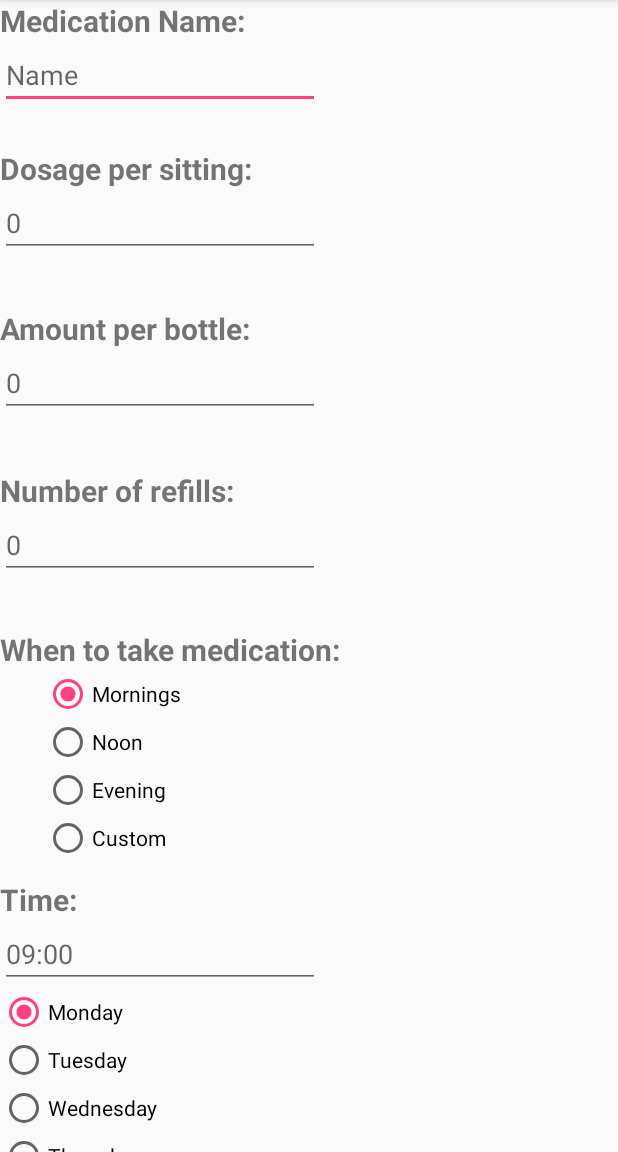
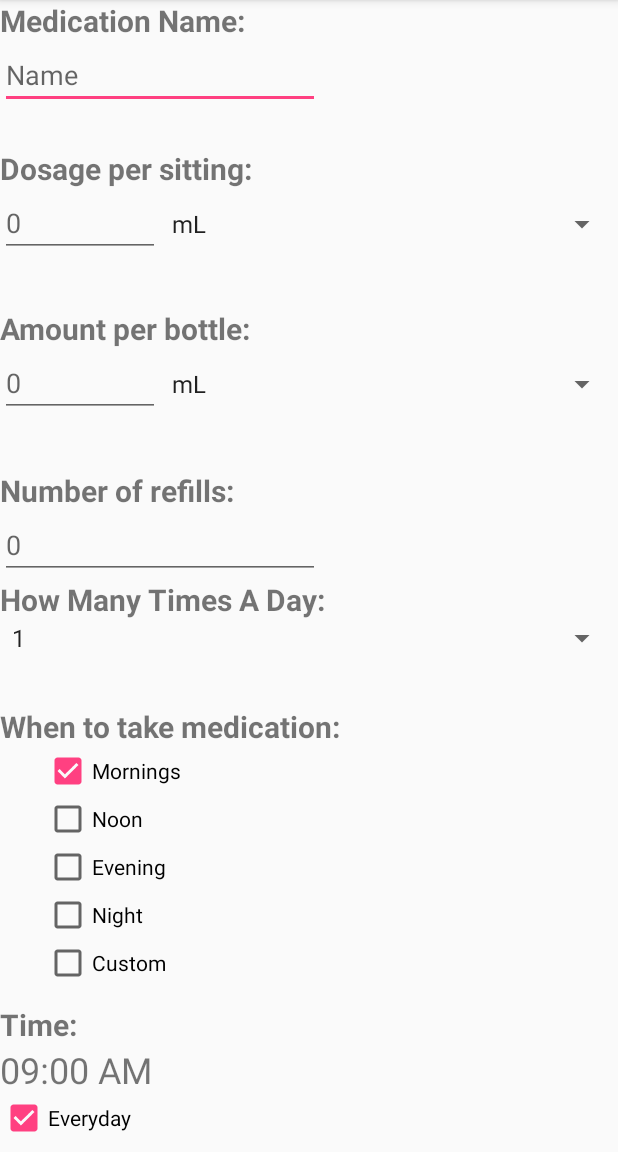
Before and after one commit to burke212/MobileDeviceApp, an Android app: the screen it shows after launch (MainActivity), on a phone screen of 412 x 824 dp, the part 84-1236 px from its top. Run offline under Robolectric (Android 15) with nearby library versions, the phone set to English and light mode, and no system bars.

Commit message:
Added Time Picker to MainActivity and Spinners to XML, started SharedPref.java and list_medicine_single.xml to customize ListView.

```diff
--- a/MedicalApp/app/src/main/res/layout/add.xml
+++ b/MedicalApp/app/src/main/res/layout/add.xml
@@ -9,7 +9,7 @@
 
     <LinearLayout
         android:layout_width="match_parent"
-        android:layout_height="match_parent"
+        android:layout_height="wrap_content"
         android:orientation="vertical">
 
         <TextView
@@ -43,15 +43,31 @@
             android:textStyle="bold"
             android:text="@string/dosage_per_sitting" />
 
+
+        <LinearLayout
+            android:layout_width="match_parent"
+            android:layout_height="match_parent"
+            android:orientation="horizontal">
+
             <EditText
-                android:id="@+id/editText2"
+                android:id="@+id/dosage_num"
                 android:layout_width="wrap_content"
                 android:layout_height="wrap_content"
-                android:layout_alignBottom="@+id/textView3"
-                android:layout_toEndOf="@+id/textView3"
+                android:layout_alignBottom="@+id/textView4"
+                android:layout_toEndOf="@+id/textView4"
                 android:ems="10"
                 android:inputType="number"
-                android:hint="@string/zero_default_value" />
+                android:hint="@string/zero_default_value"
+                android:layout_weight="1" />
+
+            <Spinner
+                android:id="@+id/measure1"
+                android:layout_width="match_parent"
+                android:layout_height="wrap_content"
+                android:layout_weight="1"
+                android:entries="@array/dosage_types" />
+            </LinearLayout>
+
 
             <TextView
                 android:id="@+id/textView4"
@@ -66,15 +82,29 @@
 
 
 
+        <LinearLayout
+            android:layout_width="match_parent"
+            android:layout_height="match_parent"
+            android:orientation="horizontal">
+
             <EditText
-                android:id="@+id/editText3"
+                android:id="@+id/bottle_num"
                 android:layout_width="wrap_content"
                 android:layout_height="wrap_content"
                 android:layout_alignBottom="@+id/textView4"
                 android:layout_toEndOf="@+id/textView4"
                 android:ems="10"
                 android:inputType="number"
-                android:hint="@string/zero_default_value" />
+                android:hint="@string/zero_default_value"
+                android:layout_weight="1" />
+
+            <Spinner
+                android:id="@+id/measure2"
+                android:layout_width="match_parent"
+                android:layout_height="wrap_content"
+                android:layout_weight="1"
+                android:entries="@array/dosage_types" />
+        </LinearLayout>
 
             <TextView
                 android:id="@+id/textView6"
@@ -97,6 +127,20 @@
                 android:ems="10"
                 android:hint="@string/zero_default_value"/>
 
+        <TextView
+            android:id="@+id/textView5"
+            android:layout_width="match_parent"
+            android:layout_height="wrap_content"
+            android:text="@string/times_a_dayQ"
+            android:textSize="20sp"
+            android:textStyle="bold" />
+
+        <Spinner
+            android:id="@+id/spinner3"
+            android:layout_width="match_parent"
+            android:layout_height="wrap_content"
+            android:entries="@array/Times_A_Day" />
+
             <TextView
                 android:id="@+id/textView7"
                 android:layout_width="wrap_content"
@@ -115,30 +159,37 @@
                 android:layout_marginStart="29dp"
                 android:id="@+id/radioGroup">
 
-                <RadioButton
-                    android:id="@+id/radioButton4"
+                <CheckBox
+                    android:id="@+id/morningCB"
                     android:layout_width="wrap_content"
                     android:layout_height="wrap_content"
                     android:layout_weight="1"
                     android:checked="true"
                     android:text="@string/mornings" />
 
-                <RadioButton
-                    android:id="@+id/radioButton3"
+                <CheckBox
+                    android:id="@+id/noonCB"
                     android:layout_width="wrap_content"
                     android:layout_height="wrap_content"
                     android:layout_weight="1"
                     android:text="@string/noon" />
 
-                <RadioButton
-                    android:id="@+id/radioButton2"
+                <CheckBox
+                    android:id="@+id/eveningCB"
                     android:layout_width="wrap_content"
                     android:layout_height="wrap_content"
                     android:layout_weight="1"
                     android:text="@string/evening" />
 
-                <RadioButton
-                    android:id="@+id/radioButton"
+                <CheckBox
+                    android:id="@+id/checkBox2"
+                    android:layout_width="wrap_content"
+                    android:layout_height="wrap_content"
+                    android:layout_weight="1"
+                    android:text="@string/night" />
+
+                <CheckBox
+                    android:id="@+id/customCB"
                     android:layout_width="wrap_content"
                     android:layout_height="wrap_content"
                     android:layout_weight="1"
@@ -156,15 +207,12 @@
                 android:textStyle="bold"
                 android:text="@string/time" />
 
-            <EditText
-                android:id="@+id/editText4"
-                android:layout_width="wrap_content"
-                android:layout_height="wrap_content"
-                android:layout_alignBottom="@+id/textView8"
-                android:layout_toEndOf="@+id/textView8"
-                android:ems="10"
-                android:inputType="time"
-                android:hint="@string/default_time" />
+        <TextView
+            android:id="@+id/Time"
+            android:layout_width="wrap_content"
+            android:layout_height="wrap_content"
+            android:text="@string/default_time"
+            android:textSize="24sp" />
 
             <RadioGroup
                 android:layout_width="wrap_content"
@@ -172,50 +220,57 @@
                 android:layout_alignEnd="@+id/editText4"
                 android:layout_alignTop="@+id/radioGroup">
 
-                <RadioButton
+                <CheckBox
+                    android:id="@+id/checkBox"
+                    android:layout_width="match_parent"
+                    android:layout_height="wrap_content"
+                    android:layout_weight="1"
+                    android:checked="true"
+                    android:text="@string/everyday" />
+
+                <CheckBox
                     android:id="@+id/radioButton5"
                     android:layout_width="wrap_content"
                     android:layout_height="wrap_content"
                     android:layout_weight="1"
-                    android:checked="true"
                     android:text="@string/monday" />
 
-                <RadioButton
+                <CheckBox
                     android:id="@+id/radioButton6"
                     android:layout_width="wrap_content"
                     android:layout_height="wrap_content"
                     android:layout_weight="1"
                     android:text="@string/tuesday" />
 
-                <RadioButton
+                <CheckBox
                     android:id="@+id/radioButton7"
                     android:layout_width="wrap_content"
                     android:layout_height="wrap_content"
                     android:layout_weight="1"
                     android:text="@string/wednesday" />
 
-                <RadioButton
+                <CheckBox
                     android:id="@+id/radioButton8"
                     android:layout_width="wrap_content"
                     android:layout_height="wrap_content"
                     android:layout_weight="1"
                     android:text="@string/thursday" />
 
-                <RadioButton
+                <CheckBox
                     android:id="@+id/radioButton9"
                     android:layout_width="wrap_content"
                     android:layout_height="wrap_content"
                     android:layout_weight="1"
                     android:text="@string/friday" />
 
-                <RadioButton
+                <CheckBox
                     android:id="@+id/radioButton10"
                     android:layout_width="wrap_content"
                     android:layout_height="wrap_content"
                     android:layout_weight="1"
                     android:text="@string/saturday" />
 
-                <RadioButton
+                <CheckBox
                     android:id="@+id/radioButton11"
                     android:layout_width="wrap_content"
                     android:layout_height="wrap_content"
@@ -224,24 +279,28 @@
             </RadioGroup>
 
         <LinearLayout
-            android:layout_width="wrap_content"
+            android:layout_width="match_parent"
             android:layout_height="wrap_content"
             android:orientation="horizontal"
-            android:layout_marginTop="25dp">
+            android:weightSum="3">
             <Button
                 android:id="@+id/button"
                 android:layout_width="wrap_content"
                 android:layout_height="wrap_content"
-                android:layout_marginStart="5dp"
+                android:layout_weight="1"
                 android:text="@string/cancel"/>
+
+            <Space
+                android:layout_width="wrap_content"
+                android:layout_height="wrap_content"
+                android:layout_weight="1" />
 
             <Button
                 android:id="@+id/button2"
-                android:layout_width="fill_parent"
+                android:layout_width="wrap_content"
                 android:layout_height="wrap_content"
-                android:layout_marginLeft="190dp"
-                android:layout_marginRight="5dp"
-                android:text="@string/save"/>
+                android:layout_weight="1"
+                android:text="@string/save" />
 
         </LinearLayout>
 
--- a/MedicalApp/app/src/main/res/values/strings.xml
+++ b/MedicalApp/app/src/main/res/values/strings.xml
@@ -7,12 +7,15 @@
     <string name="amount_per_bottle">Amount per bottle:</string>
     <string name="number_of_refills">Number of refills:</string>
     <string name="when_to_take_medication">When to take medication:</string>
+    <string name="times_a_dayQ">How Many Times A Day:</string>
     <string name="mornings">Mornings</string>
     <string name="noon">Noon</string>
     <string name="evening">Evening</string>
+    <string name="night">Night</string>
     <string name="custom">Custom</string>
     <string name="time">Time:</string>
-    <string name="default_time">09:00</string>
+    <string name="default_time">09:00 AM</string>
+    <string name="everyday">Everyday</string>
     <string name="monday">Monday</string>
     <string name="tuesday">Tuesday</string>
     <string name="wednesday">Wednesday</string>
@@ -23,5 +26,22 @@
     <string name="cancel">Cancel</string>
     <string name="save">Save</string>
 
+    <string-array name="dosage_types">
+        <item>mL</item>
+        <item>mg</item>
+        <item>drop(s)</item>
+        <item>capsule(s)</item>
+        <item>pill(s)</item>
+        <item>tablet(s)</item>
+        <item>puff(s)</item>
+    </string-array>
+
+    <string-array name="Times_A_Day">
+        <item>1</item>
+        <item>2</item>
+        <item>3</item>
+        <item>4</item>
+    </string-array>
+
 
 </resources>
```
